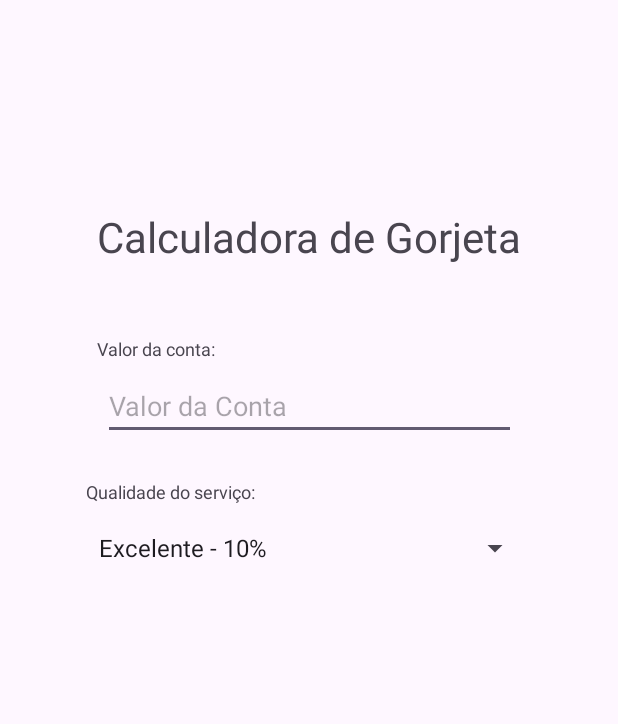
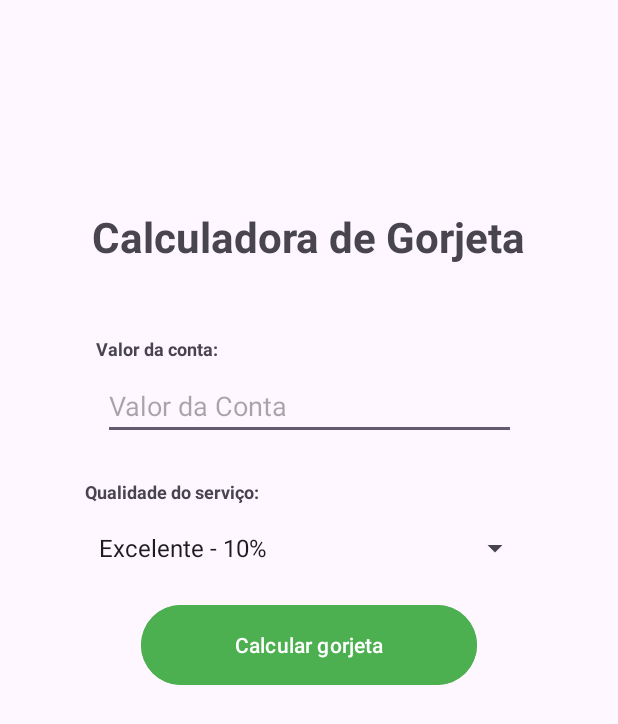
Before and after one commit to pedroramos17/gorjeta_app, an Android app: the screen it shows after launch (MainActivity), on a phone screen of 412 x 824 dp. Shown: the top 724 px of the screen. Run offline under Robolectric (Android 15) with nearby library versions, the phone set to English and light mode, and no system bars.

Commit message:
feat: add calcule btn and Result Text

```diff
--- a/app/src/main/java/br/com/etecia/gorjeta_app/MainActivity.java
+++ b/app/src/main/java/br/com/etecia/gorjeta_app/MainActivity.java
@@ -2,6 +2,7 @@ package br.com.etecia.gorjeta_app;
 
 import androidx.appcompat.app.AppCompatActivity;
 
+import android.graphics.Color;
 import android.os.Bundle;
 import android.widget.ArrayAdapter;
 import android.widget.EditText;
@@ -9,7 +10,7 @@ import android.widget.Spinner;
 
 public class MainActivity extends AppCompatActivity {
 
-    EditText editTextAccountValue;
+    EditText editTextAccountValue, editTextTipValue, editTextAccountTotalValue;
     Spinner spinnerQuality;
 
 
@@ -19,7 +20,11 @@ public class MainActivity extends AppCompatActivity {
         super.onCreate(savedInstanceState);
         setContentView(R.layout.activity_main);
 
+        editTextAccountValue = (EditText) findViewById(R.id.idAccountValue);
         spinnerQuality = (Spinner) findViewById(R.id.idServiceQuality);
+        editTextTipValue = (EditText) findViewById(R.id.idTipValue);
+        editTextAccountTotalValue = (EditText) findViewById(R.id.idAccountTotalValue);
+
 
         ArrayAdapter<CharSequence> adapterSpinner = ArrayAdapter.createFromResource(
                 this,
@@ -30,5 +35,16 @@ public class MainActivity extends AppCompatActivity {
         adapterSpinner.setDropDownViewResource(android.R.layout.simple_spinner_dropdown_item);
 
         spinnerQuality.setAdapter(adapterSpinner);
+
+        disableEditText(editTextTipValue);
+        disableEditText(editTextAccountTotalValue);
+    }
+
+    private void disableEditText(EditText editText) {
+        editText.setFocusable(false);
+        editText.setEnabled(false);
+        editText.setCursorVisible(false);
+        editText.setKeyListener(null);
+        editText.setBackgroundColor(Color.TRANSPARENT);
     }
 }
--- a/app/src/main/res/layout/activity_main.xml
+++ b/app/src/main/res/layout/activity_main.xml
@@ -11,7 +11,7 @@
         android:layout_width="wrap_content"
         android:layout_height="wrap_content"
         android:text="Calculadora de Gorjeta"
-        android:textFontWeight="900"
+        android:textStyle="bold"
         android:textSize="28sp"
         app:layout_constraintBottom_toBottomOf="parent"
         app:layout_constraintEnd_toEndOf="parent"
@@ -24,7 +24,7 @@
         android:layout_width="wrap_content"
         android:layout_height="wrap_content"
         android:text="Valor da conta:"
-        android:textFontWeight="600"
+        android:textStyle="bold"
         android:textSize="12sp"
         app:layout_constraintBottom_toBottomOf="parent"
         app:layout_constraintEnd_toEndOf="parent"
@@ -51,7 +51,7 @@
         android:layout_width="wrap_content"
         android:layout_height="wrap_content"
         android:text="Qualidade do serviço:"
-        android:textFontWeight="600"
+        android:textStyle="bold"
         android:textSize="12sp"
         app:layout_constraintBottom_toBottomOf="parent"
         app:layout_constraintEnd_toEndOf="parent"
@@ -70,4 +70,40 @@
         app:layout_constraintEnd_toEndOf="parent"
         app:layout_constraintStart_toStartOf="parent"
         app:layout_constraintTop_toTopOf="@id/idServiceQualityText" />
+
+    <Button
+        android:id="@+id/idBtnCalcTip"
+        android:layout_width="224dp"
+        android:layout_height="61dp"
+        android:layout_marginTop="56dp"
+        android:text="Calcular gorjeta"
+        android:backgroundTint="@color/green"
+        app:layout_constraintBaseline_toBottomOf="parent"
+        app:layout_constraintEnd_toEndOf="parent"
+        app:layout_constraintStart_toStartOf="parent"
+        app:layout_constraintTop_toTopOf="@id/idServiceQuality" />
+
+    <EditText
+        android:id="@+id/idTipValue"
+        android:layout_width="wrap_content"
+        android:layout_height="wrap_content"
+        android:width="124pt"
+        android:layout_marginTop="96dp"
+        app:layout_constraintBaseline_toBottomOf="parent"
+        app:layout_constraintEnd_toEndOf="parent"
+        app:layout_constraintStart_toStartOf="parent"
+        app:layout_constraintTop_toTopOf="@id/idBtnCalcTip"
+        />
+
+    <EditText
+        android:id="@+id/idAccountTotalValue"
+        android:layout_width="wrap_content"
+        android:layout_height="wrap_content"
+        android:width="124pt"
+        android:layout_marginTop="96dp"
+        app:layout_constraintBaseline_toBottomOf="parent"
+        app:layout_constraintEnd_toEndOf="parent"
+        app:layout_constraintStart_toStartOf="parent"
+        app:layout_constraintTop_toTopOf="@id/idTipValue"
+        />
 </androidx.constraintlayout.widget.ConstraintLayout>
--- a/app/src/main/res/values/strings.xml
+++ b/app/src/main/res/values/strings.xml
@@ -1,3 +1,4 @@
 <resources>
     <string name="app_name">gorjeta_app</string>
+    <color name="green">#4CAF50</color>
 </resources>
```
